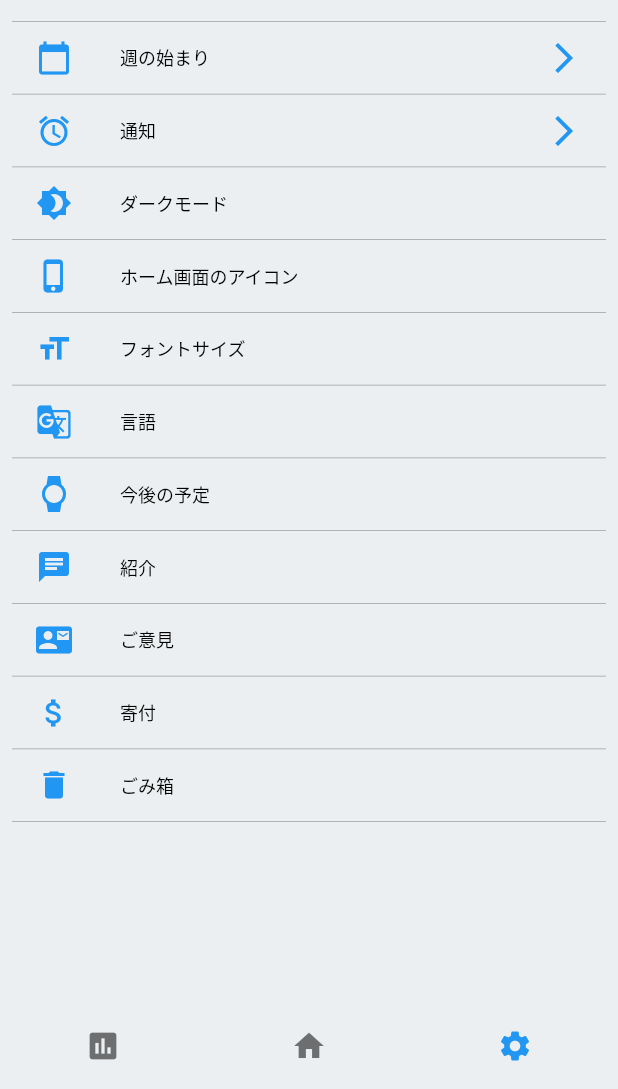
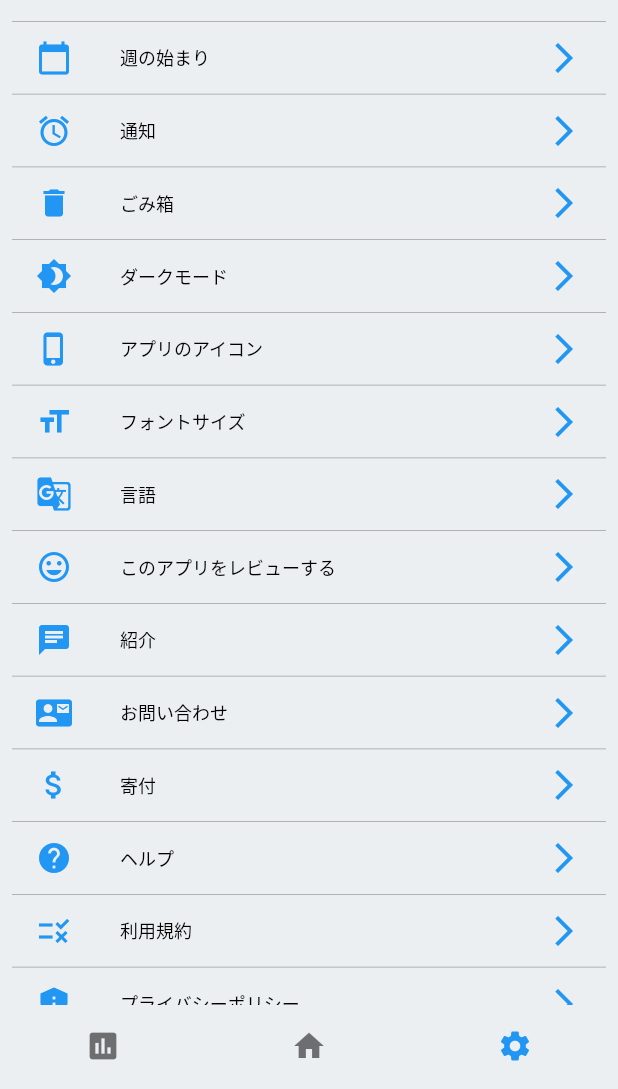
Before and after one commit to kyo-waku/Chobit, a Flutter app: the screen it shows after launch, item 3 of the bottom bar chosen, on a phone screen of 412 x 824 dp, the part 147-1236 px from its top. Run offline on Flutter 3.47's test engine with Material 2 defaults, Android fonts, the phone set to English and light mode, and no system bars; our stand-ins replace sqflite; missing offline and left inert: flutter_echarts, heatmap_calendar; accounts and stored records are empty.

Commit message:
設定画面の項目を更新

```diff
--- a/lib/settings.dart
+++ b/lib/settings.dart
@@ -4,34 +4,131 @@ import 'package:flutter/material.dart';
 //hack:下のSettingsItemNameリストと同時に更新する
 enum SettingsItem {
   CardInfo,
+  CardA,
+  CardB,
+  CardC,
+
   StartWeek,
+  Sunday,
+  Monday,
+  Tuesday,
+  Wednesday,
+  Thursday,
+  Friday,
+  Saturday,
+
   Notification,
+  NotificationOnOff,
+  NotificationOnOffBadge,
+  NotificationTime,
+
+  TrashCan,
+  TrashCardA,
+  TrashCardB,
+  TrashCardC,
+
   DarkMode,
-  HomeIcon,
+  DarkModeOnOff,
+  DarkModeStartTime,
+  DarkModeEndTime,
+
+  AppIcon,
+  AppIconA,
+  AppIconB,
+  AppIconC,
+
   FontSize,
+  FontSizeLarge,
+  FontSizeMedium,
+  FontSizeSmall,
+
   Language,
-  FutureSchedule,
+  Japanese,
+  English,
+
+  ReviewThisApp,
+  ReviewByAppleStore,
+  ReviewByGooglePlay,
+
   Introduction,
-  Opinion,
+  IntroduceByTwitter,
+  IntroduceByLINE,
+  IntroduceByCopyLink,
+
+  Inquiry,
+  InquiryByTwetter,
+  InquiryByMail,
+
   Donation,
-  TrashCan,
+  DonationExplanation,
+
+  Help,
+  HelpExplanation,
+
+  TermsOfService,
+  TermsExplanation,
+
+  PrivacyPoricy,
+  PoricyExplanation,
+
   Other,
 }
 
 //hack:上のSettingsItemのenumと同時に更新する
 const List<String> SettingsItemName = [
   "カード情報",
+  "カードA",
+  "カードB",
+  "カードC",
   "週の始まり",
+  "日曜日",
+  "月曜日",
+  "火曜日",
+  "水曜日",
+  "木曜日",
+  "金曜日",
+  "土曜日",
   "通知",
+  "通知する",
+  "バッジで通知する",
+  "通知時間",
+  "ごみ箱",
+  "カードA",
+  "カードB",
+  "カードC",
   "ダークモード",
-  "ホーム画面のアイコン",
+  "ダークモードにする",
+  "ダークモード開始時間",
+  "ダークモード終了時間",
+  "アプリのアイコン",
+  "アイコンA",
+  "アイコンB",
+  "アイコンC",
   "フォントサイズ",
+  "大",
+  "中",
+  "小",
   "言語",
-  "今後の予定",
+  "日本語",
+  "英語",
+  "このアプリをレビューする",
+  "AppleStoreでレビューする",
+  "GooglePlayでレビューする",
   "紹介",
-  "ご意見",
+  "Twitterで紹介する",
+  "LINEで紹介する",
+  "リンクをコピーする",
+  "お問い合わせ",
+  "Twitterで問い合わせる",
+  "メールで問い合わせる",
   "寄付",
-  "ごみ箱",
+  "(寄付の説明文)",
+  "ヘルプ",
+  "(ヘルプの説明文)",
+  "利用規約",
+  "(利用規約の説明文)",
+  "プライバシーポリシー",
+  "(プライバシーポリシーの説明文)",
   "その他",
 ];
 
@@ -45,21 +142,36 @@ class SettingsWidget extends StatelessWidget {
       body: ListView(padding: const EdgeInsets.all(8), children: [
         //todo:各項目の名称を変数化する
 
-        MenuItem(SettingsItem.CardInfo, Icon(Icons.credit_card), context,
+        MenuItem(SettingsItem.CardInfo, context, Icon(Icons.credit_card),
             Icon(Icons.arrow_forward_ios)),
-        MenuItem(SettingsItem.StartWeek, Icon(Icons.calendar_today), context,
+        MenuItem(SettingsItem.StartWeek, context, Icon(Icons.calendar_today),
             Icon(Icons.arrow_forward_ios)),
-        MenuItem(SettingsItem.Notification, Icon(Icons.alarm), context,
+        MenuItem(SettingsItem.Notification, context, Icon(Icons.alarm),
             Icon(Icons.arrow_forward_ios)),
-        MenuItem(SettingsItem.DarkMode, Icon(Icons.brightness_4), context),
-        MenuItem(SettingsItem.HomeIcon, Icon(Icons.phone_iphone), context),
-        MenuItem(SettingsItem.FontSize, Icon(Icons.format_size), context),
-        MenuItem(SettingsItem.Language, Icon(Icons.g_translate), context),
-        MenuItem(SettingsItem.FutureSchedule, Icon(Icons.watch), context),
-        MenuItem(SettingsItem.Introduction, Icon(Icons.chat), context),
-        MenuItem(SettingsItem.Opinion, Icon(Icons.contact_mail), context),
-        MenuItem(SettingsItem.Donation, Icon(Icons.attach_money), context),
-        MenuItem(SettingsItem.TrashCan, Icon(Icons.delete), context),
+        MenuItem(SettingsItem.TrashCan, context, Icon(Icons.delete),
+            Icon(Icons.arrow_forward_ios)),
+        MenuItem(SettingsItem.DarkMode, context, Icon(Icons.brightness_4),
+            Icon(Icons.arrow_forward_ios)),
+        MenuItem(SettingsItem.AppIcon, context, Icon(Icons.phone_iphone),
+            Icon(Icons.arrow_forward_ios)),
+        MenuItem(SettingsItem.FontSize, context, Icon(Icons.format_size),
+            Icon(Icons.arrow_forward_ios)),
+        MenuItem(SettingsItem.Language, context, Icon(Icons.g_translate),
+            Icon(Icons.arrow_forward_ios)),
+        MenuItem(SettingsItem.ReviewThisApp, context,
+            Icon(Icons.insert_emoticon), Icon(Icons.arrow_forward_ios)),
+        MenuItem(SettingsItem.Introduction, context, Icon(Icons.chat),
+            Icon(Icons.arrow_forward_ios)),
+        MenuItem(SettingsItem.Inquiry, context, Icon(Icons.contact_mail),
+            Icon(Icons.arrow_forward_ios)),
+        MenuItem(SettingsItem.Donation, context, Icon(Icons.attach_money),
+            Icon(Icons.arrow_forward_ios)),
+        MenuItem(SettingsItem.Help, context, Icon(Icons.help),
+            Icon(Icons.arrow_forward_ios)),
+        MenuItem(SettingsItem.TermsOfService, context, Icon(Icons.rule),
+            Icon(Icons.arrow_forward_ios)),
+        MenuItem(SettingsItem.PrivacyPoricy, context, Icon(Icons.privacy_tip),
+            Icon(Icons.arrow_forward_ios)),
       ]),
     );
   }
@@ -74,10 +186,9 @@ class SettingsCardInfo extends StatelessWidget {
         title: Text(SettingsItemName[SettingsItem.CardInfo.index]),
       ),
       body: ListView(padding: const EdgeInsets.all(8), children: [
-        MenuItem(SettingsItem.CardInfo, Icon(Icons.credit_card), context,
-            Icon(Icons.arrow_forward_ios)),
-        MenuItem(SettingsItem.Other, Icon(Icons.calendar_today), context,
-            Icon(Icons.arrow_forward_ios)),
+        MenuItem(SettingsItem.CardA, context),
+        MenuItem(SettingsItem.CardB, context),
+        MenuItem(SettingsItem.CardC, context),
       ]),
     );
   }
@@ -91,10 +202,13 @@ class SettingsStartWeek extends StatelessWidget {
         title: Text(SettingsItemName[SettingsItem.StartWeek.index]),
       ),
       body: ListView(padding: const EdgeInsets.all(8), children: [
-        MenuItem(SettingsItem.StartWeek, Icon(Icons.credit_card), context,
-            Icon(Icons.arrow_forward_ios)),
-        MenuItem(SettingsItem.Other, Icon(Icons.calendar_today), context,
-            Icon(Icons.arrow_forward_ios)),
+        MenuItem(SettingsItem.Sunday, context),
+        MenuItem(SettingsItem.Monday, context),
+        MenuItem(SettingsItem.Tuesday, context),
+        MenuItem(SettingsItem.Wednesday, context),
+        MenuItem(SettingsItem.Thursday, context),
+        MenuItem(SettingsItem.Friday, context),
+        MenuItem(SettingsItem.Saturday, context),
       ]),
     );
   }
@@ -108,10 +222,25 @@ class SettingsNotification extends StatelessWidget {
         title: Text(SettingsItemName[SettingsItem.Notification.index]),
       ),
       body: ListView(padding: const EdgeInsets.all(8), children: [
-        MenuItem(SettingsItem.Notification, Icon(Icons.credit_card), context,
-            Icon(Icons.arrow_forward_ios)),
-        MenuItem(SettingsItem.Other, Icon(Icons.calendar_today), context,
-            Icon(Icons.arrow_forward_ios)),
+        MenuItem(SettingsItem.NotificationOnOff, context),
+        MenuItem(SettingsItem.NotificationOnOffBadge, context),
+        MenuItem(SettingsItem.NotificationTime, context),
+      ]),
+    );
+  }
+}
+
+class SettingsTrashCan extends StatelessWidget {
+  @override
+  Widget build(BuildContext context) {
+    return Scaffold(
+      appBar: AppBar(
+        title: Text(SettingsItemName[SettingsItem.TrashCan.index]),
+      ),
+      body: ListView(padding: const EdgeInsets.all(8), children: [
+        MenuItem(SettingsItem.TrashCardA, context),
+        MenuItem(SettingsItem.TrashCardB, context),
+        MenuItem(SettingsItem.TrashCardC, context),
       ]),
     );
   }
@@ -125,27 +254,25 @@ class SettingsDarkMode extends StatelessWidget {
         title: Text(SettingsItemName[SettingsItem.DarkMode.index]),
       ),
       body: ListView(padding: const EdgeInsets.all(8), children: [
-        MenuItem(SettingsItem.DarkMode, Icon(Icons.credit_card), context,
-            Icon(Icons.arrow_forward_ios)),
-        MenuItem(SettingsItem.Other, Icon(Icons.calendar_today), context,
-            Icon(Icons.arrow_forward_ios)),
+        MenuItem(SettingsItem.DarkModeOnOff, context),
+        MenuItem(SettingsItem.DarkModeStartTime, context),
+        MenuItem(SettingsItem.DarkModeEndTime, context),
       ]),
     );
   }
 }
 
-class SettingsHomeIcon extends StatelessWidget {
+class SettingsAppIcon extends StatelessWidget {
   @override
   Widget build(BuildContext context) {
     return Scaffold(
       appBar: AppBar(
-        title: Text(SettingsItemName[SettingsItem.HomeIcon.index]),
+        title: Text(SettingsItemName[SettingsItem.AppIcon.index]),
       ),
       body: ListView(padding: const EdgeInsets.all(8), children: [
-        MenuItem(SettingsItem.HomeIcon, Icon(Icons.credit_card), context,
-            Icon(Icons.arrow_forward_ios)),
-        MenuItem(SettingsItem.Other, Icon(Icons.calendar_today), context,
-            Icon(Icons.arrow_forward_ios)),
+        MenuItem(SettingsItem.AppIconA, context),
+        MenuItem(SettingsItem.AppIconB, context),
+        MenuItem(SettingsItem.AppIconC, context),
       ]),
     );
   }
@@ -159,10 +286,9 @@ class SettingsFontSize extends StatelessWidget {
         title: Text(SettingsItemName[SettingsItem.FontSize.index]),
       ),
       body: ListView(padding: const EdgeInsets.all(8), children: [
-        MenuItem(SettingsItem.FontSize, Icon(Icons.credit_card), context,
-            Icon(Icons.arrow_forward_ios)),
-        MenuItem(SettingsItem.Other, Icon(Icons.calendar_today), context,
-            Icon(Icons.arrow_forward_ios)),
+        MenuItem(SettingsItem.FontSizeLarge, context),
+        MenuItem(SettingsItem.FontSizeMedium, context),
+        MenuItem(SettingsItem.FontSizeSmall, context),
       ]),
     );
   }
@@ -176,27 +302,23 @@ class SettingsLanguage extends StatelessWidget {
         title: Text(SettingsItemName[SettingsItem.Language.index]),
       ),
       body: ListView(padding: const EdgeInsets.all(8), children: [
-        MenuItem(SettingsItem.Language, Icon(Icons.credit_card), context,
-            Icon(Icons.arrow_forward_ios)),
-        MenuItem(SettingsItem.Other, Icon(Icons.calendar_today), context,
-            Icon(Icons.arrow_forward_ios)),
+        MenuItem(SettingsItem.Japanese, context),
+        MenuItem(SettingsItem.English, context),
       ]),
     );
   }
 }
 
-class SettingsFutureSchedule extends StatelessWidget {
+class SettingsReviewThisApp extends StatelessWidget {
   @override
   Widget build(BuildContext context) {
     return Scaffold(
       appBar: AppBar(
-        title: Text(SettingsItemName[SettingsItem.FutureSchedule.index]),
+        title: Text(SettingsItemName[SettingsItem.ReviewThisApp.index]),
       ),
       body: ListView(padding: const EdgeInsets.all(8), children: [
-        MenuItem(SettingsItem.FutureSchedule, Icon(Icons.credit_card), context,
-            Icon(Icons.arrow_forward_ios)),
-        MenuItem(SettingsItem.Other, Icon(Icons.calendar_today), context,
-            Icon(Icons.arrow_forward_ios)),
+        MenuItem(SettingsItem.ReviewByAppleStore, context),
+        MenuItem(SettingsItem.ReviewByGooglePlay, context),
       ]),
     );
   }
@@ -210,27 +332,24 @@ class SettingsIntroduction extends StatelessWidget {
         title: Text(SettingsItemName[SettingsItem.Introduction.index]),
       ),
       body: ListView(padding: const EdgeInsets.all(8), children: [
-        MenuItem(SettingsItem.Introduction, Icon(Icons.credit_card), context,
-            Icon(Icons.arrow_forward_ios)),
-        MenuItem(SettingsItem.Other, Icon(Icons.calendar_today), context,
-            Icon(Icons.arrow_forward_ios)),
+        MenuItem(SettingsItem.IntroduceByTwitter, context),
+        MenuItem(SettingsItem.IntroduceByLINE, context),
+        MenuItem(SettingsItem.IntroduceByCopyLink, context),
       ]),
     );
   }
 }
 
-class SettingsOpinion extends StatelessWidget {
+class SettingsInquiry extends StatelessWidget {
   @override
   Widget build(BuildContext context) {
     return Scaffold(
       appBar: AppBar(
-        title: Text(SettingsItemName[SettingsItem.Opinion.index]),
+        title: Text(SettingsItemName[SettingsItem.Inquiry.index]),
       ),
       body: ListView(padding: const EdgeInsets.all(8), children: [
-        MenuItem(SettingsItem.Opinion, Icon(Icons.credit_card), context,
-            Icon(Icons.arrow_forward_ios)),
-        MenuItem(SettingsItem.Other, Icon(Icons.calendar_today), context,
-            Icon(Icons.arrow_forward_ios)),
+        MenuItem(SettingsItem.InquiryByTwetter, context),
+        MenuItem(SettingsItem.InquiryByMail, context),
       ]),
     );
   }
@@ -244,35 +363,59 @@ class SettingsDonation extends StatelessWidget {
         title: Text(SettingsItemName[SettingsItem.Donation.index]),
       ),
       body: ListView(padding: const EdgeInsets.all(8), children: [
-        MenuItem(SettingsItem.Donation, Icon(Icons.credit_card), context,
-            Icon(Icons.arrow_forward_ios)),
-        MenuItem(SettingsItem.Other, Icon(Icons.calendar_today), context,
-            Icon(Icons.arrow_forward_ios)),
+        MenuItem(SettingsItem.DonationExplanation, context),
       ]),
     );
   }
 }
 
-class SettingsTrashCan extends StatelessWidget {
+class SettingsHelp extends StatelessWidget {
   @override
   Widget build(BuildContext context) {
     return Scaffold(
       appBar: AppBar(
-        title: Text(SettingsItemName[SettingsItem.TrashCan.index]),
+        title: Text(SettingsItemName[SettingsItem.Help.index]),
       ),
       body: ListView(padding: const EdgeInsets.all(8), children: [
-        MenuItem(SettingsItem.TrashCan, Icon(Icons.credit_card), context,
-            Icon(Icons.arrow_forward_ios)),
-        MenuItem(SettingsItem.Other, Icon(Icons.calendar_today), context,
-            Icon(Icons.arrow_forward_ios)),
+        MenuItem(SettingsItem.HelpExplanation, context),
+      ]),
+    );
+  }
+}
+
+class SettingsTermsOfService extends StatelessWidget {
+  @override
+  Widget build(BuildContext context) {
+    return Scaffold(
+      appBar: AppBar(
+        title: Text(SettingsItemName[SettingsItem.TermsOfService.index]),
+      ),
+      body: ListView(padding: const EdgeInsets.all(8), children: [
+        MenuItem(SettingsItem.TermsExplanation, context),
+      ]),
+    );
+  }
+}
+
+class SettingsPrivacyPolicy extends StatelessWidget {
+  @override
+  Widget build(BuildContext context) {
+    return Scaffold(
+      appBar: AppBar(
+        title: Text(SettingsItemName[SettingsItem.PrivacyPoricy.index]),
+      ),
+      body: ListView(padding: const EdgeInsets.all(8), children: [
+        MenuItem(SettingsItem.PoricyExplanation, context),
       ]),
     );
   }
 }
 
 class MenuItem extends StatelessWidget {
-  MenuItem(this.settingsItem, this.leadingIcon, this.context,
-      [this.trailingIcon]);
+//  MenuItem(this.settingsItem, this.leadingIcon, this.context,
+//      [this.trailingIcon]);
+  MenuItem(this.settingsItem, this.context,
+      [this.leadingIcon, this.trailingIcon]);
 
   final SettingsItem settingsItem;
   final Icon leadingIcon;
@@ -321,6 +464,13 @@ class MenuItem extends StatelessWidget {
                     builder: (context) => SettingsNotification(),
                   ));
               break;
+            case SettingsItem.TrashCan:
+              Navigator.push(
+                  context,
+                  MaterialPageRoute(
+                    builder: (context) => SettingsTrashCan(),
+                  ));
+              break;
             case SettingsItem.DarkMode:
               Navigator.push(
                   context,
@@ -328,11 +478,11 @@ class MenuItem extends StatelessWidget {
                     builder: (context) => SettingsDarkMode(),
                   ));
               break;
-            case SettingsItem.HomeIcon:
+            case SettingsItem.AppIcon:
               Navigator.push(
                   context,
                   MaterialPageRoute(
-                    builder: (context) => SettingsHomeIcon(),
+                    builder: (context) => SettingsAppIcon(),
                   ));
               break;
             case SettingsItem.FontSize:
@@ -349,11 +499,11 @@ class MenuItem extends StatelessWidget {
                     builder: (context) => SettingsLanguage(),
                   ));
               break;
-            case SettingsItem.FutureSchedule:
+            case SettingsItem.ReviewThisApp:
               Navigator.push(
                   context,
                   MaterialPageRoute(
-                    builder: (context) => SettingsFutureSchedule(),
+                    builder: (context) => SettingsReviewThisApp(),
                   ));
               break;
             case SettingsItem.Introduction:
@@ -363,11 +513,11 @@ class MenuItem extends StatelessWidget {
                     builder: (context) => SettingsIntroduction(),
                   ));
               break;
-            case SettingsItem.Opinion:
+            case SettingsItem.Inquiry:
               Navigator.push(
                   context,
                   MaterialPageRoute(
-                    builder: (context) => SettingsOpinion(),
+                    builder: (context) => SettingsInquiry(),
                   ));
               break;
             case SettingsItem.Donation:
@@ -377,20 +527,31 @@ class MenuItem extends StatelessWidget {
                     builder: (context) => SettingsDonation(),
                   ));
               break;
-            case SettingsItem.TrashCan:
+            case SettingsItem.Help:
               Navigator.push(
                   context,
                   MaterialPageRoute(
-                    builder: (context) => SettingsTrashCan(),
+                    builder: (context) => SettingsHelp(),
                   ));
               break;
-            default:
-              //最終版では、エラー処理にする
+            case SettingsItem.TermsOfService:
               Navigator.push(
                   context,
                   MaterialPageRoute(
-                    builder: (context) => SettingsWidget(),
+                    builder: (context) => SettingsTermsOfService(),
                   ));
+              break;
+            case SettingsItem.PrivacyPoricy:
+              Navigator.push(
+                  context,
+                  MaterialPageRoute(
+                    builder: (context) => SettingsPrivacyPolicy(),
+                  ));
+              break;
+
+            default:
+              //最終版では、エラー処理にする
+              print("onTap $settingsItem");
           }
         },
         onLongPress: () {
```
